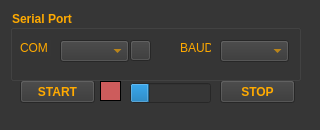
First picture: the form in window.ui, repository ramonefoster/serial-NRF, before the edit.
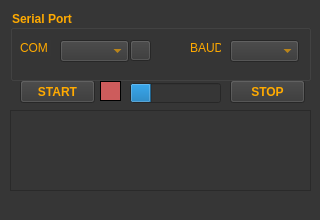
Second picture: the form after the edit.

Commit message: v1.1 - error handling

What changed in the file:
```diff
--- a/window.ui
+++ b/window.ui
@@ -10,19 +10,19 @@
     <x>0</x>
     <y>0</y>
     <width>320</width>
-    <height>130</height>
+    <height>220</height>
    </rect>
   </property>
   <property name="minimumSize">
    <size>
     <width>320</width>
-    <height>130</height>
+    <height>220</height>
    </size>
   </property>
   <property name="maximumSize">
    <size>
     <width>320</width>
-    <height>130</height>
+    <height>220</height>
    </size>
   </property>
   <property name="windowTitle">
@@ -57,7 +57,7 @@
    <widget class="QPushButton" name="btnStop">
     <property name="geometry">
      <rect>
-      <x>220</x>
+      <x>230</x>
       <y>80</y>
       <width>75</width>
       <height>23</height>
@@ -81,7 +81,7 @@
      <rect>
       <x>10</x>
       <y>10</y>
-      <width>291</width>
+      <width>301</width>
       <height>71</height>
      </rect>
     </property>
@@ -123,7 +123,7 @@
     <widget class="QLabel" name="label_2">
      <property name="geometry">
       <rect>
-       <x>170</x>
+       <x>180</x>
        <y>30</y>
        <width>31</width>
        <height>16</height>
@@ -136,7 +136,7 @@
     <widget class="QComboBox" name="box_baud">
      <property name="geometry">
       <rect>
-       <x>210</x>
+       <x>220</x>
        <y>30</y>
        <width>69</width>
        <height>22</height>
@@ -197,7 +197,7 @@
      <rect>
       <x>130</x>
       <y>83</y>
-      <width>81</width>
+      <width>91</width>
       <height>20</height>
      </rect>
     </property>
@@ -211,6 +211,22 @@
      <bool>false</bool>
     </property>
    </widget>
+   <widget class="QTextEdit" name="txtError">
+    <property name="geometry">
+     <rect>
+      <x>10</x>
+      <y>110</y>
+      <width>301</width>
+      <height>81</height>
+     </rect>
+    </property>
+    <property name="styleSheet">
+     <string notr="true">color: rgb(255, 170, 0);</string>
+    </property>
+    <property name="horizontalScrollBarPolicy">
+     <enum>Qt::ScrollBarAlwaysOff</enum>
+    </property>
+   </widget>
   </widget>
   <widget class="QMenuBar" name="menubar">
    <property name="geometry">
```
The commit also changes 2 other files.
